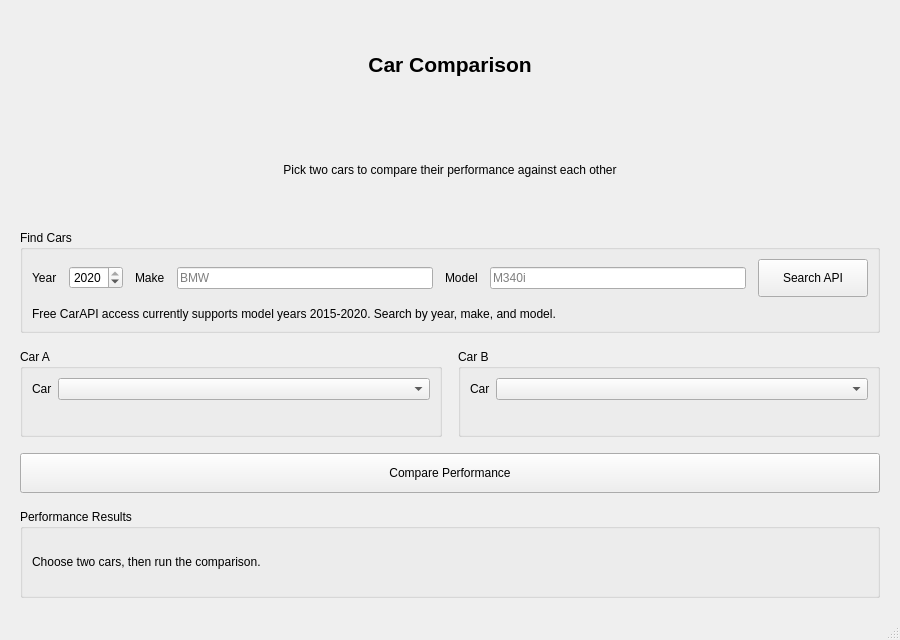
Old version of the form mainwindow.ui in the repository atifmn/car-comparison.
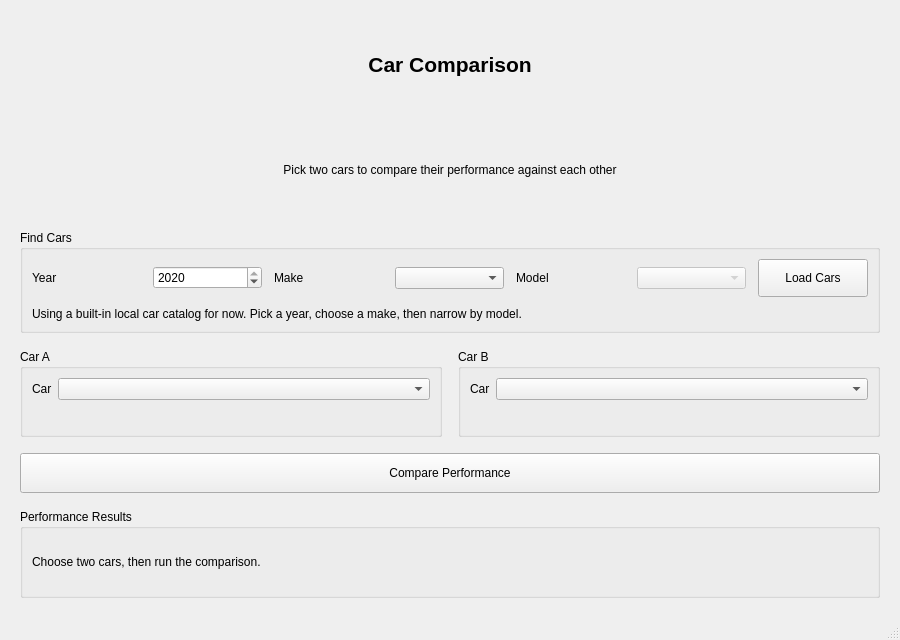
New version of the form.

Commit message: Updated car data to be local for now for broader car selection

```diff
--- a/mainwindow.ui
+++ b/mainwindow.ui
@@ -96,11 +96,7 @@
         </widget>
        </item>
        <item row="0" column="3">
-        <widget class="QLineEdit" name="makeSearchLineEdit">
-         <property name="placeholderText">
-          <string>BMW</string>
-         </property>
-        </widget>
+        <widget class="QComboBox" name="makeSearchComboBox"/>
        </item>
        <item row="0" column="4">
         <widget class="QLabel" name="modelSearchLabel">
@@ -110,9 +106,9 @@
         </widget>
        </item>
        <item row="0" column="5">
-        <widget class="QLineEdit" name="modelSearchLineEdit">
-         <property name="placeholderText">
-          <string>M340i</string>
+        <widget class="QComboBox" name="modelSearchComboBox">
+         <property name="enabled">
+          <bool>false</bool>
          </property>
         </widget>
        </item>
@@ -125,14 +121,14 @@
           </size>
          </property>
          <property name="text">
-          <string>Search API</string>
+          <string>Load Cars</string>
          </property>
         </widget>
        </item>
        <item row="1" column="0" colspan="7">
        <widget class="QLabel" name="searchStatusLabel">
          <property name="text">
-          <string>Free CarAPI access currently supports model years 2015-2020. Search by year, make, and model.</string>
+          <string>Using a built-in local car catalog for now. Pick a year, choose a make, then narrow by model.</string>
          </property>
          <property name="wordWrap">
           <bool>true</bool>
```
The commit also changes 5 other files.
